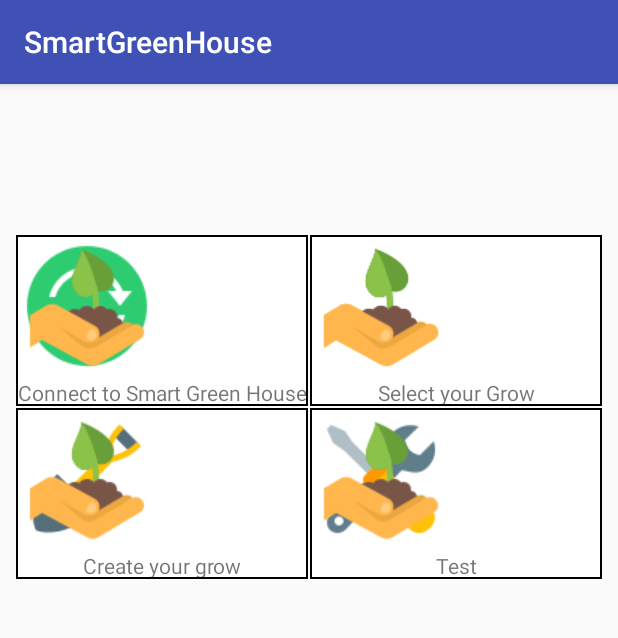
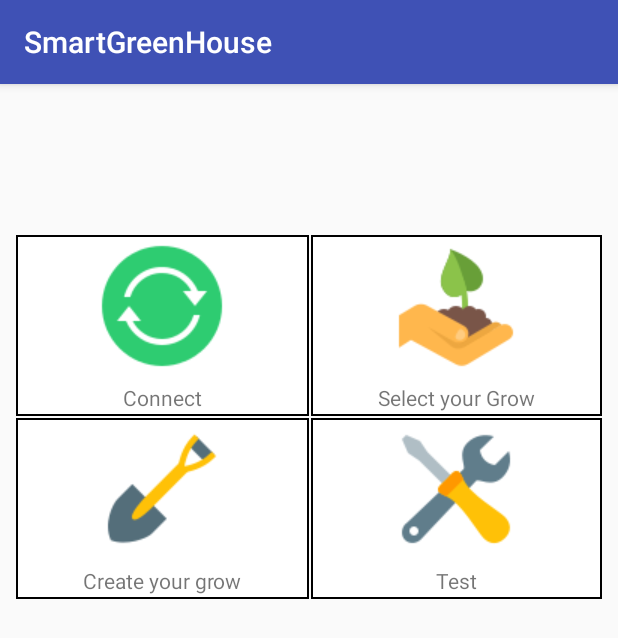
Before and after one commit to FelipeSetembrino/SmartGreenHouse, an Android app: the screen it shows after launch (MainActivityRev2), on a phone screen of 412 x 824 dp. Shown: the top 638 px of the screen. Run offline under Robolectric (Android 15) with nearby library versions, the phone set to English and light mode, and no system bars.

```diff
--- a/app/src/main/java/greenhouse/smart/smartgreenhouse/MainActivityRev2.java
+++ b/app/src/main/java/greenhouse/smart/smartgreenhouse/MainActivityRev2.java
@@ -22,7 +22,7 @@ public class MainActivityRev2 extends AppCompatActivity {
         itemConnectionImg = (ImageView) itemConnection.findViewById(R.id.imageItemMainActivity);
         itemConnectionText = (TextView) itemConnection.findViewById(R.id.textItemMainActivity);
         itemConnectionImg.setBackgroundResource(R.drawable.connect_icon);
-        itemConnectionText.setText("Connect to Smart Green House");
+        itemConnectionText.setText("Connect");
 
         itemCalibration= (LinearLayout) findViewById(R.id.activity_tester);
         itemCalibrationImg = (ImageView) itemCalibration.findViewById(R.id.imageItemMainActivity);
--- a/app/src/main/res/layout/activity_main_rev2.xml
+++ b/app/src/main/res/layout/activity_main_rev2.xml
@@ -21,7 +21,7 @@
 
             <TableRow
                 android:layout_width="wrap_content"
-                android:layout_height="wrap_content"
+                android:layout_height="match_parent"
                 android:background="@drawable/border_left_main_activity">
 
                     <include android:id="@+id/activity_connected_greenhouse" layout="@layout/main_activity_item" />
@@ -30,7 +30,7 @@
 
             <TableRow
                 android:layout_width="wrap_content"
-                android:layout_height="wrap_content"
+                android:layout_height="match_parent"
                 android:background="@drawable/border_right_main_activity">
 
                 <include android:id="@+id/activity_grow_type" layout="@layout/main_activity_item" />
@@ -47,7 +47,7 @@
 
             <TableRow
                 android:layout_width="wrap_content"
-                android:layout_height="wrap_content"
+                android:layout_height="match_parent"
                 android:background="@drawable/border_left_main_activity">
 
                 <include android:id="@+id/activity_set_grow" layout="@layout/main_activity_item" />
@@ -56,7 +56,7 @@
 
             <TableRow
                 android:layout_width="wrap_content"
-                android:layout_height="wrap_content"
+                android:layout_height="match_parent"
                 android:background="@drawable/border_right_main_activity">
 
                     <include android:id="@+id/activity_tester" layout="@layout/main_activity_item" />
--- a/app/src/main/res/layout/main_activity_item.xml
+++ b/app/src/main/res/layout/main_activity_item.xml
@@ -4,18 +4,23 @@
     android:layout_height="wrap_content"
     android:orientation="vertical">
 
-        <!-- android:src="@drawable/select_type_icon" -->
-        <ImageView
-            android:id="@+id/imageItemMainActivity"
-            android:layout_width="wrap_content"
-            android:layout_height="wrap_content"
-            android:gravity="center_horizontal"
-            android:src="@drawable/select_type_icon"/>
+        <LinearLayout
+            android:layout_width="match_parent"
+            android:layout_height="match_parent"
+            android:gravity="center_horizontal">
+                <ImageView
+                    android:id="@+id/imageItemMainActivity"
+                    android:layout_width="wrap_content"
+                    android:layout_height="wrap_content" />
+                    <!--android:src="@drawable/select_type_icon"/>-->
+        </LinearLayout>
 
         <TextView
             android:id="@+id/textItemMainActivity"
             android:layout_width="match_parent"
             android:layout_height="match_parent"
-            android:gravity="center_horizontal"/>
+            android:padding="3dp"
+            android:gravity="center_horizontal"
+            android:text="teste"/>
 
 </LinearLayout>
```
